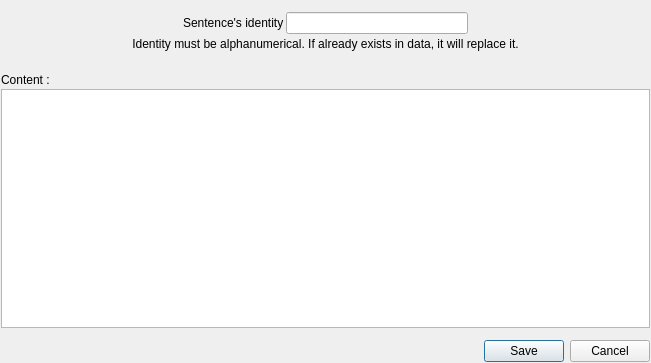
This is ui/SentenceSelectedEditDialog.ui in AmirHammouteneEI/ScheduledPasteAndKeys as Qt 5 draws it before an edit. The edited form follows.
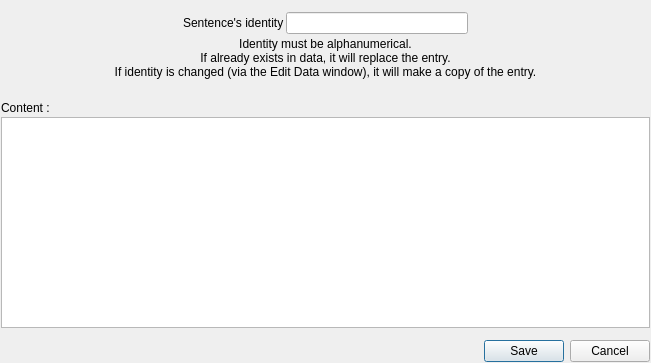
This is the edited form.

```diff
--- a/ui/SentenceSelectedEditDialog.ui
+++ b/ui/SentenceSelectedEditDialog.ui
@@ -96,7 +96,9 @@
    <item row="2" column="0">
     <widget class="QLabel" name="label_3">
      <property name="text">
-      <string>Identity must be alphanumerical. If already exists in data, it will replace it.</string>
+      <string>Identity must be alphanumerical.
+If already exists in data, it will replace the entry.
+If identity is changed (via the Edit Data window), it will make a copy of the entry.</string>
      </property>
      <property name="alignment">
       <set>Qt::AlignCenter</set>
```
Left out of the diff: 2 changed lines with no effect on the pictures.
